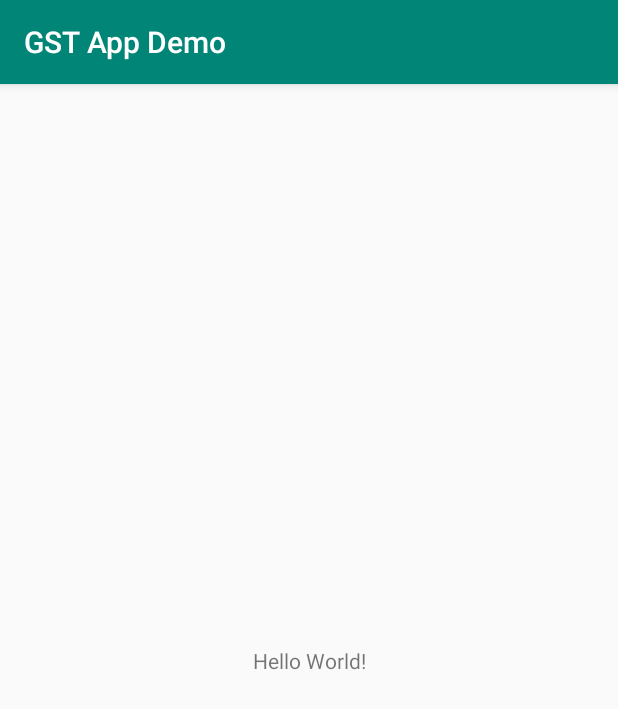
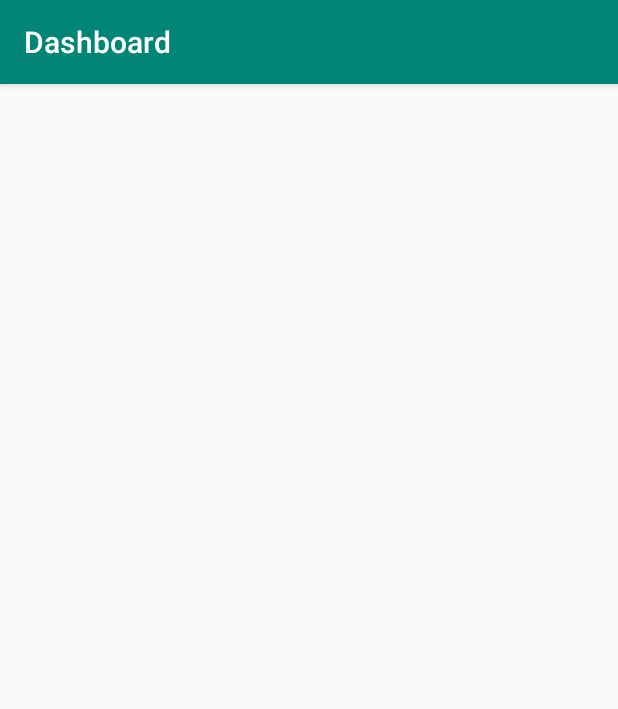
Before and after one commit to adityasuman2025/GSTApp, an Android app: the screen it shows after launch (MainActivity before the commit, Dashboard after it), on a phone screen of 412 x 824 dp. Shown: the top 709 px of the screen. Run offline under Robolectric (Android 15) with nearby library versions, the phone set to English and light mode, and no system bars; libraries missing offline, so code that uses them is left out: com.opencsv; 2 statements that could not run were skipped.

Commit message:
trying csv

```diff
--- a/app/build.gradle
+++ b/app/build.gradle
@@ -25,4 +25,6 @@ dependencies {
     testImplementation 'junit:junit:4.12'
     androidTestImplementation 'com.android.support.test:runner:1.0.2'
     androidTestImplementation 'com.android.support.test.espresso:espresso-core:3.0.2'
+
+    implementation 'com.opencsv:opencsv:3.9'
 }
--- a/app/src/main/AndroidManifest.xml
+++ b/app/src/main/AndroidManifest.xml
@@ -9,6 +9,11 @@
         android:roundIcon="@mipmap/ic_launcher_round"
         android:supportsRtl="true"
         android:theme="@style/AppTheme">
+
+        <activity
+            android:name=".Dashboard"
+            android:label="Dashboard" />
+
         <activity android:name=".MainActivity">
             <intent-filter>
                 <action android:name="android.intent.action.MAIN" />
--- /dev/null
+++ b/app/src/main/java/in/mngo/myapplication/Dashboard.java
@@ -0,0 +1,47 @@
+package in.mngo.myapplication;
+
+import android.support.v7.app.AppCompatActivity;
+import android.os.Bundle;
+import android.widget.TextView;
+
+import com.opencsv.CSVReader;
+
+import java.io.File;
+import java.io.IOException;
+import java.io.FileReader;
+
+public class Dashboard extends AppCompatActivity
+{
+    TextView text;
+
+    @Override
+    protected void onCreate(Bundle savedInstanceState)
+    {
+        super.onCreate(savedInstanceState);
+        setContentView(R.layout.activity_dashboard);
+
+        text = findViewById(R.id.text);
+        String t = "";
+
+        try
+        {
+//            String csvfileString = this.getApplicationInfo().dataDir + File.separatorChar + "csvfile.csv";
+//            File csvfile = new File(csvfileString);
+
+            CSVReader reader = new CSVReader(new FileReader("yourfile.csv"));
+            String[] nextLine;
+            while ((nextLine = reader.readNext()) != null)
+            {
+                // nextLine[] is an array of values from the line
+                t += (nextLine[0] + nextLine[1] + "etc...");
+            }
+        }
+        catch (IOException e)
+        {
+
+        }
+
+        text.setText(t);
+
+    }
+}
--- a/app/src/main/java/in/mngo/myapplication/MainActivity.java
+++ b/app/src/main/java/in/mngo/myapplication/MainActivity.java
@@ -1,5 +1,6 @@
 package in.mngo.myapplication;
 
+import android.content.Intent;
 import android.support.v7.app.AppCompatActivity;
 import android.os.Bundle;
 
@@ -9,5 +10,9 @@ public class MainActivity extends AppCompatActivity {
     protected void onCreate(Bundle savedInstanceState) {
         super.onCreate(savedInstanceState);
         setContentView(R.layout.activity_main);
+
+        Intent intent = new Intent(MainActivity.this, Dashboard.class);
+        startActivity(intent);
+        finish();
     }
 }
--- /dev/null
+++ b/app/src/main/res/layout/activity_dashboard.xml
@@ -0,0 +1,14 @@
+<?xml version="1.0" encoding="utf-8"?>
+<ScrollView xmlns:android="http://schemas.android.com/apk/res/android"
+    xmlns:app="http://schemas.android.com/apk/res-auto"
+    xmlns:tools="http://schemas.android.com/tools"
+    android:layout_width="match_parent"
+    android:layout_height="match_parent"
+    tools:context=".Dashboard">
+
+    <TextView
+        android:id="@+id/text"
+        android:layout_width="match_parent"
+        android:layout_height="wrap_content" />
+
+</ScrollView>
```
Also changed, not shown: 2 other files.
